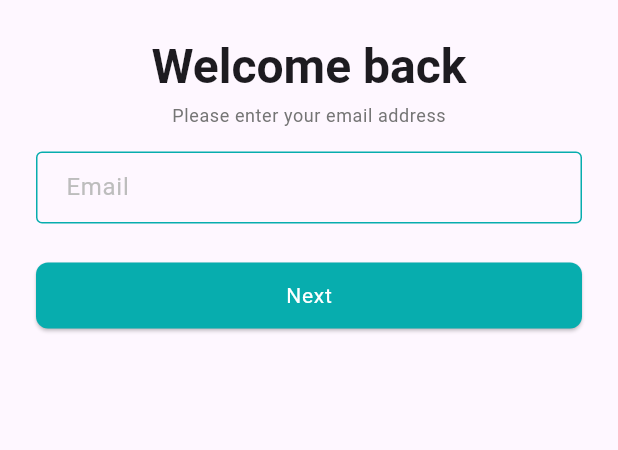
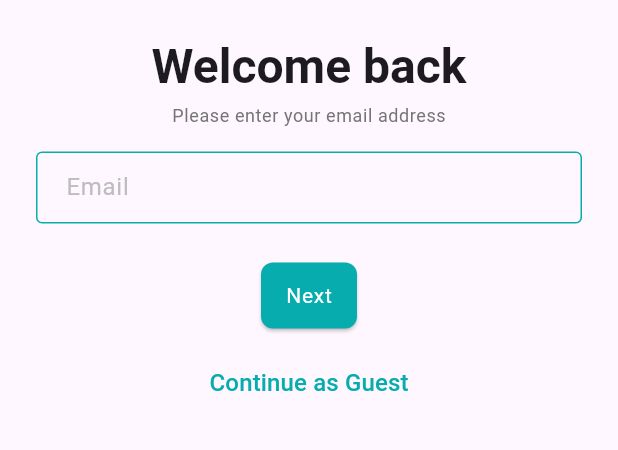
Before and after one commit to ShRudra88/e_commerce_crafty_bay_updated, a Flutter app: the screen it shows after launch, on a phone screen of 412 x 824 dp, the part 396-846 px from its top. Run offline on Flutter 3.47's test engine with Material 3 defaults, Android fonts, the phone set to English and light mode, and no system bars; our stand-ins replace carousel_slider, get, pin_code_fields, shared_preferences, webview_flutter; missing offline and left inert: item_count_number_button; accounts and stored records are empty.

Commit message:
feat: Implement Guest Mode in authentication flow
This commit enables a "Guest Mode" allowing users to skip email verification.

Key changes:
- **VerifyEmailScreen:** Added a "Continue as Guest" button that navigates directly to the `MainBottomNavScreen`.
- **Clean up:** Removed unused comments in `Urls` and uncommented timer duration in `VerifyOTPScreen`.

```diff
--- a/lib/data/utility/urls.dart
+++ b/lib/data/utility/urls.dart
@@ -1,6 +1,5 @@
 class Urls {
  // static const String _baseUrl = 'http://ecom-api.teamrabbil.com/api';
-  //static const String _baseUrl = 'https://fakestoreapi.com';
   static const String _baseUrl = 'https://ecom-rs8e.onrender.com/api';
 
 
--- a/lib/presentation/ui/screens/auth/verify_email_screen.dart
+++ b/lib/presentation/ui/screens/auth/verify_email_screen.dart
@@ -2,6 +2,7 @@ import 'package:flutter/material.dart';
 import 'package:get/get.dart';
 import '../../../state_holders/send_email_otp_controller.dart';
 import '../../helping_widgets/app_logo.dart';
+import '../main_bottom_nav_screen.dart';
 import 'verify_otp_screen.dart';
 
 class VerifyEmailScreen extends StatefulWidget {
@@ -76,7 +77,9 @@ class _VerifyEmailScreenState extends State<VerifyEmailScreen> {
                       replacement: const Center(
                         child: CircularProgressIndicator(),
                       ),
-                      child: ElevatedButton(
+                      child: Column(
+                        children: [
+                          ElevatedButton(
                             onPressed: () async {
                               if (_formKey.currentState!.validate()) {
                                 final bool result = await controller
@@ -97,9 +100,24 @@ class _VerifyEmailScreenState extends State<VerifyEmailScreen> {
                             },
                             child: const Text('Next'),
                           ),
+
+                          const SizedBox(height: 10),
+
+                          TextButton(
+                            onPressed: ()  {
+                              Get.to(() => const MainBottomNavScreen());
+                            },
+                            child: const Text(
+                              "Continue as Guest",
+                              style: TextStyle(fontSize: 16),
+                            ),
+                          ),
+                        ],
+                      ),
                     ),
                   );
-                }),
+                })
+
               ],
             ),
           ),
--- a/lib/presentation/ui/screens/auth/verify_otp_screen.dart
+++ b/lib/presentation/ui/screens/auth/verify_otp_screen.dart
@@ -32,7 +32,7 @@ class _VerifyOTPScreenState extends State<VerifyOTPScreen> {
   }
 
   void countOTPTimer() {
-   // const oneSec = Duration(milliseconds: 1000);
+    const oneSec = Duration(milliseconds: 1000);
   }
 
   @override
```
Lines whose indentation alone changed are shown as unchanged.
